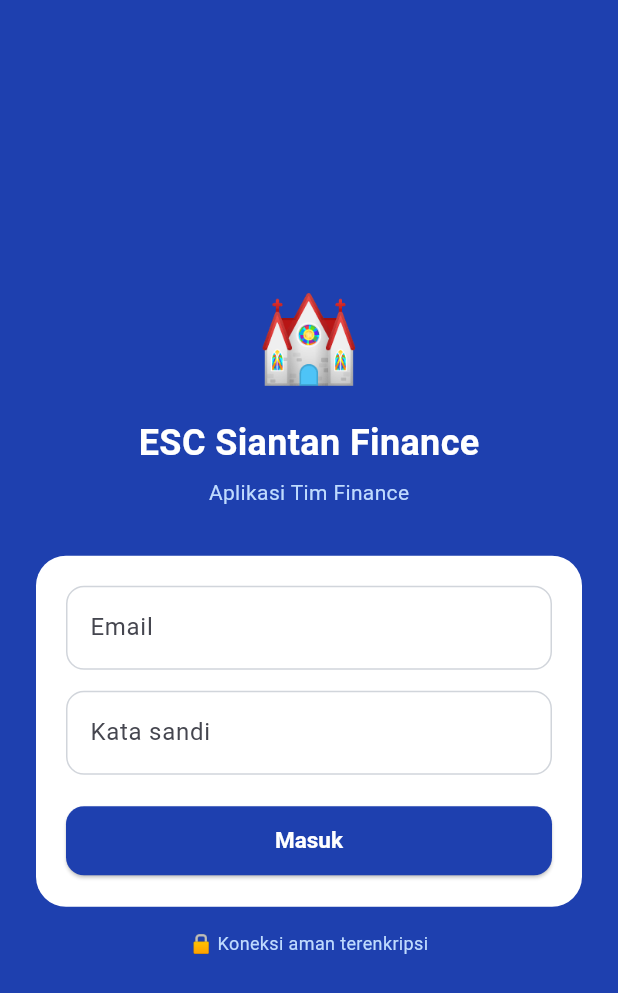
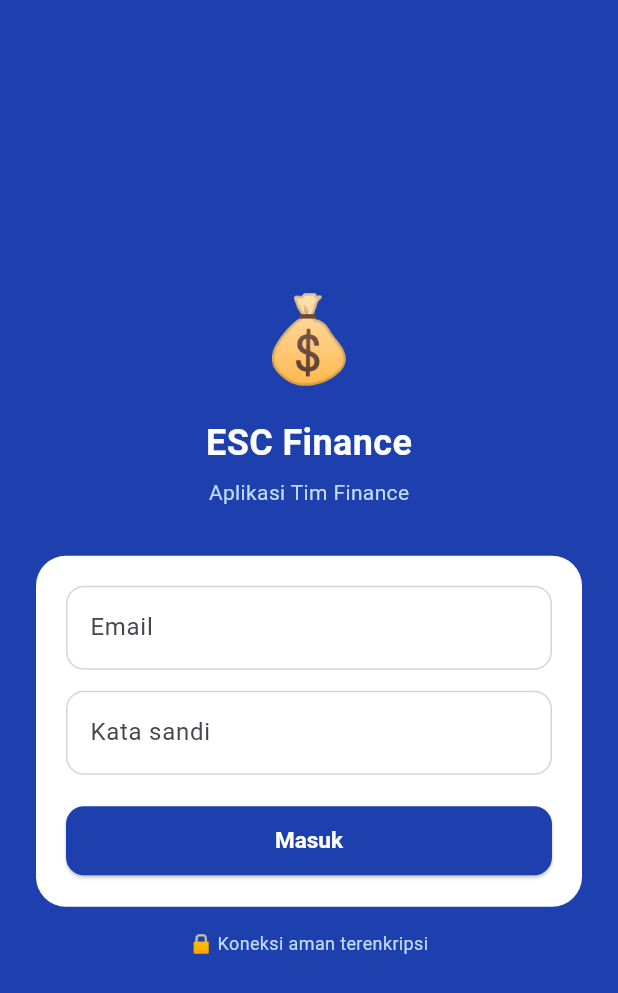
Before and after one commit to escsiantanfinance/esc-finance, a Flutter app: the screen it shows after launch, on a phone screen of 412 x 824 dp. Shown: the top 993 px of the screen. Run offline on Flutter 3.47's test engine with Material 3 defaults, Android fonts, the phone set to English and light mode, and no system bars; our stand-ins replace signature, sqflite, supabase_flutter; accounts and stored records are empty.

Commit message:
Rename in-app branding to ESC Finance (mobile)
- main.dart & login_screen.dart: judul "ESC Siantan Finance" -> "ESC Finance",
  emoji gereja -> kantong uang (selaras logo baru).

Co-Authored-By: Claude Opus 4.8 <noreply@anthropic.com>

```diff
--- a/mobile/lib/main.dart
+++ b/mobile/lib/main.dart
@@ -28,7 +28,7 @@ class ESCFinanceApp extends StatelessWidget {
   @override
   Widget build(BuildContext context) {
     return MaterialApp(
-      title: 'ESC Siantan Finance',
+      title: 'ESC Finance',
       debugShowCheckedModeBanner: false,
       theme: buildAppTheme(),
       home: const RootGate(),
--- a/mobile/lib/screens/auth/login_screen.dart
+++ b/mobile/lib/screens/auth/login_screen.dart
@@ -44,9 +44,9 @@ class _LoginScreenState extends State<LoginScreen> {
             child: Column(
               mainAxisSize: MainAxisSize.min,
               children: [
-                const Text('⛪', style: TextStyle(fontSize: 56)),
+                const Text('💰', style: TextStyle(fontSize: 56)),
                 const SizedBox(height: 12),
-                const Text('ESC Siantan Finance',
+                const Text('ESC Finance',
                     style: TextStyle(color: Colors.white, fontSize: 24, fontWeight: FontWeight.bold)),
                 const SizedBox(height: 6),
                 const Text('Aplikasi Tim Finance',
```
